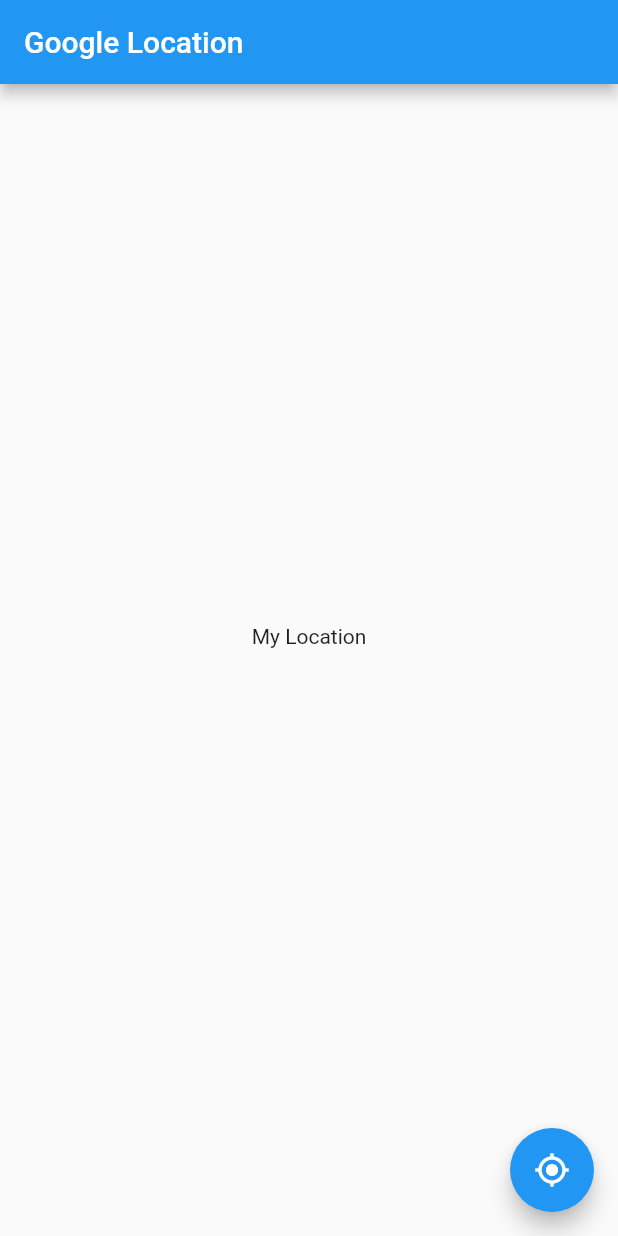
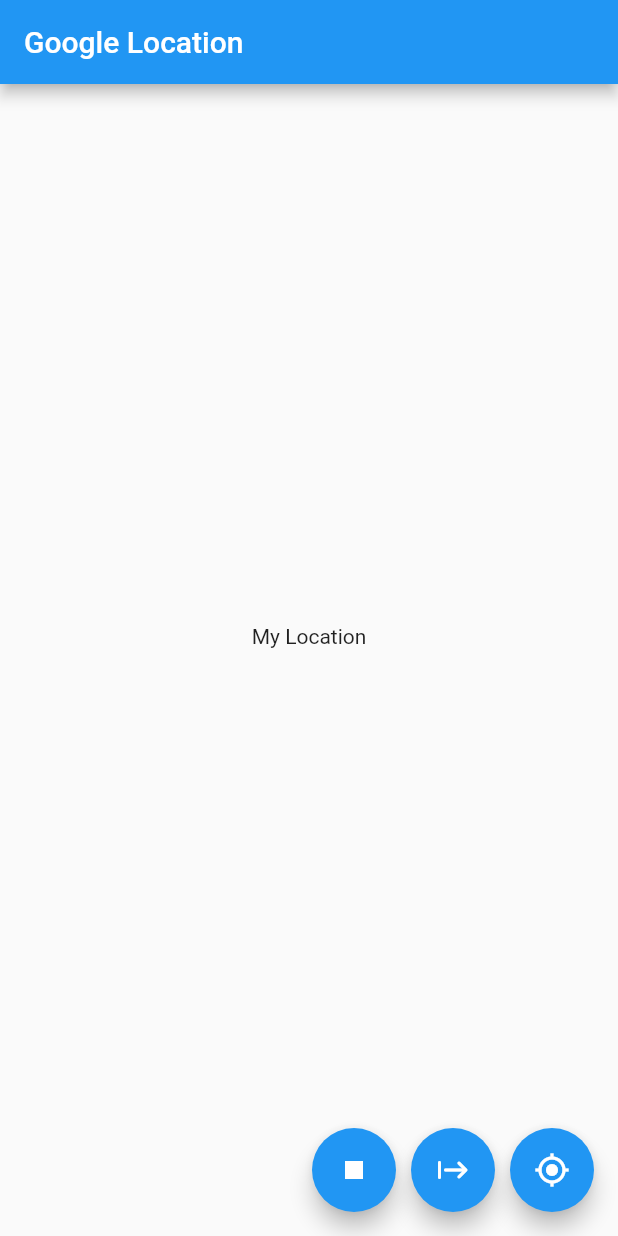
Before and after one commit to marufhasanmitul/google_location, a Flutter app: the screen it shows after launch, after a tap on the "my location" icon, on a phone screen of 412 x 824 dp. Run offline on Flutter 3.47's test engine with Material 2 defaults, Android fonts, the phone set to English and light mode, and no system bars; our stand-ins replace google_maps_flutter, location.

Commit message:
Location setUp Successfully

```diff
--- a/lib/location_screen.dart
+++ b/lib/location_screen.dart
@@ -1,3 +1,5 @@
+import 'dart:async';
+
 import 'package:flutter/cupertino.dart';
 import 'package:flutter/material.dart';
 import 'package:location/location.dart';
@@ -11,12 +13,42 @@
 
 class _LocationScreenState extends State<LocationScreen> {
   LocationData? myLocation;
+  late StreamSubscription _streamSubscription;
 
   void getLocation() async {
+    await Location.instance.requestPermission(); //User getLocation Permission
+    await Location.instance.hasPermission().then((permissionStatus) {
+      print(permissionStatus);
+    });
     myLocation = await Location.instance.getLocation();
-    setState(() {});
+    if(mounted){
+      setState(() {});
+    }
+
+
     print(myLocation);
   }
+
+  void listenToMyLocation(){
+    _streamSubscription=Location.instance.onLocationChanged.listen((location) {
+      myLocation=location;
+
+      if(mounted){
+        setState(() {});
+      }
+
+      print(myLocation);
+    });
+  }
+
+  void stopToListenLocation(){
+    _streamSubscription.cancel();
+    if(mounted){
+      setState(() {});
+    }
+  }
+
+
 
   @override
   Widget build(BuildContext context) {
@@ -35,15 +67,30 @@
           ],
         ),
       ),
-
-
-
-
-      floatingActionButton: FloatingActionButton(
-        onPressed: () {
-          getLocation();
-        },
-        child: Icon(Icons.my_location),
+      floatingActionButton: Row(
+        mainAxisAlignment: MainAxisAlignment.end,
+        children: [
+          FloatingActionButton(
+            onPressed: () {
+              stopToListenLocation();
+            },
+            child: Icon(Icons.stop),
+          ),
+          SizedBox(width: 10,),
+          FloatingActionButton(
+            onPressed: () {
+              listenToMyLocation();
+            },
+            child: Icon(Icons.start_rounded),
+          ),
+          SizedBox(width: 10,),
+          FloatingActionButton(
+            onPressed: () {
+              getLocation();
+            },
+            child: Icon(Icons.my_location),
+          ),
+        ],
       ),
     );
   }
```
